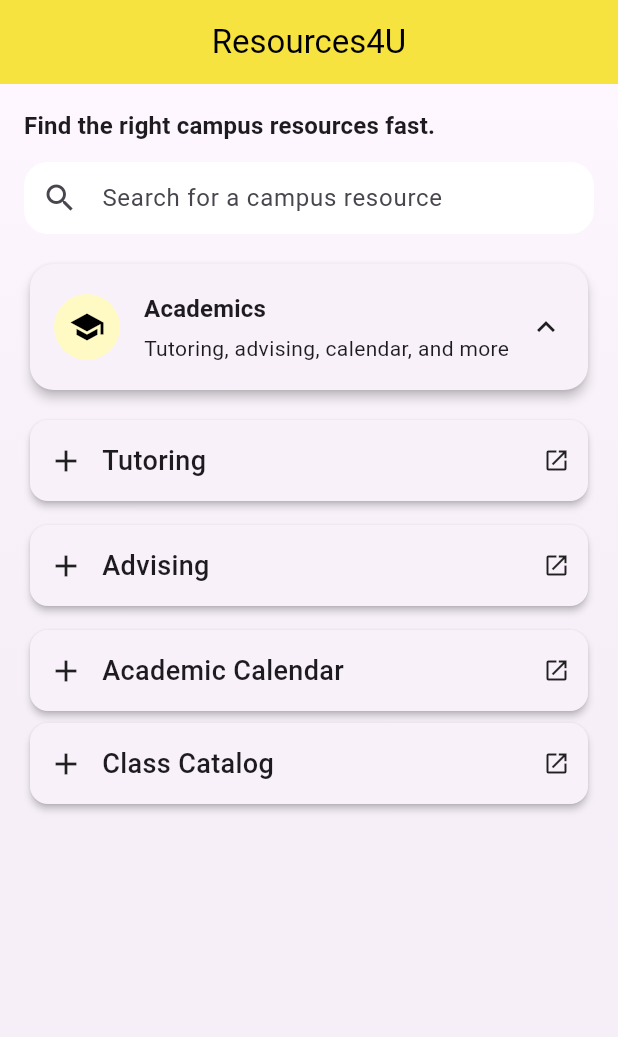
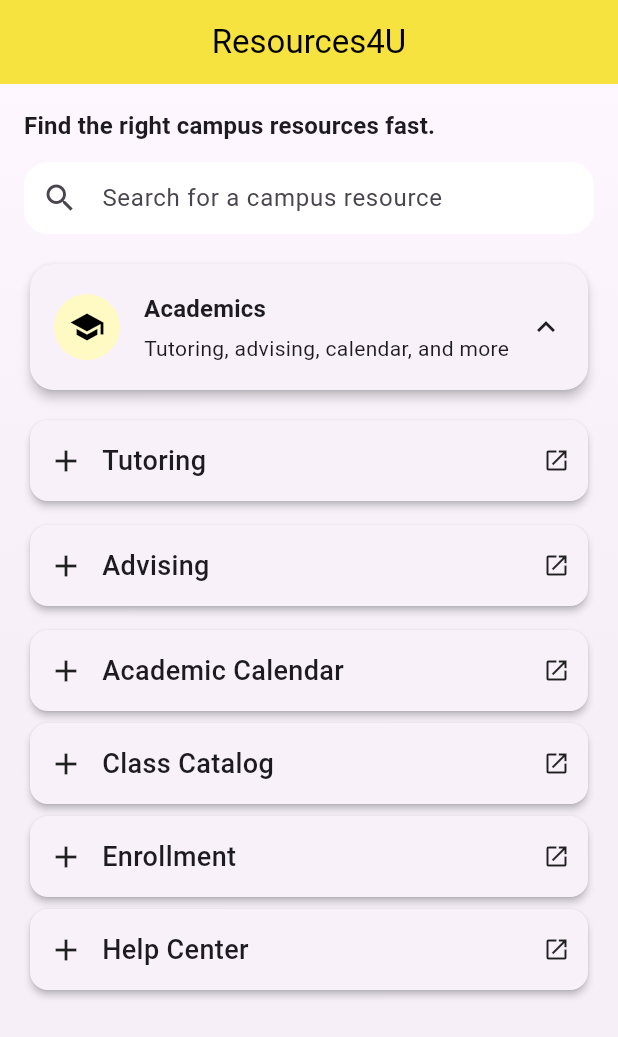
Before and after one commit to 21TN2/Beach-Circle, a Flutter app: the screen it shows after launch, after a tap on "Academics", on a phone screen of 412 x 824 dp. Shown: the top 1037 px of the screen. Run offline on Flutter 3.47's test engine with Material 3 defaults, Android fonts, the phone set to English and light mode, and no system bars.

Commit message:
Finished the rest of academic section

```diff
--- a/resource_page/lib/screens/resources_page.dart
+++ b/resource_page/lib/screens/resources_page.dart
@@ -20,6 +20,8 @@ class _ResourcesPageState extends State<ResourcesPage> {
   bool advisingOpen = false;
   bool calendarOpen = false;
   bool catalogOpen = false;
+  bool enrollmentOpen = false;
+  bool helpcenterOpen = false;
 
   //This is the current text in the search query
   String _searchQuery = '';
@@ -60,6 +62,8 @@ class _ResourcesPageState extends State<ResourcesPage> {
     const calendarUrl =
         'https://www.csulb.edu/academic-affairs/academic-affairs-calendar';
     const catalogUrl = 'http://catalog.csulb.edu/';
+    const enrollmentUrl = 'https://www.csulb.edu/enrollment-services';
+    const helpcenterUrl = 'https://www.csulb.edu/information-technology';
 
     // ---------- SEARCH MATCHES -------------------------------------
     //Check which sub-resources match the query, this is to search the resources
@@ -68,6 +72,8 @@ class _ResourcesPageState extends State<ResourcesPage> {
     final showAdvising = _matchesQuery('Advising', advisingUrl);
     final showCalendar = _matchesQuery('Academic Calendar', calendarUrl);
     final showCatalog = _matchesQuery('Class Catalog', catalogUrl);
+    final showEnrollment = _matchesQuery('Enrollment Service', enrollmentUrl);
+    final showHelpcenter = _matchesQuery('Help Center', helpcenterUrl);
 
     // Auto-expand Resource Title when searching
     final showAcademicsExpanded = academicsExpanded || _searchQuery.isNotEmpty;
@@ -450,7 +456,7 @@ class _ResourcesPageState extends State<ResourcesPage> {
                             child: Row(
                               children: [
                                 Icon(
-                                  calendarOpen ? Icons.remove : Icons.add,
+                                  catalogOpen ? Icons.remove : Icons.add,
                                   size: 24,
                                 ),
                                 const SizedBox(width: 12),
@@ -487,8 +493,135 @@ class _ResourcesPageState extends State<ResourcesPage> {
                       ],
                     ),
                   ),
+                // ------------------------  Enrollment ---------------------------------------------
+                if (showEnrollment)
+                  Card(
+                    elevation: 2,
+                    shape: RoundedRectangleBorder(
+                      borderRadius: BorderRadius.circular(12),
+                    ),
+                    child: Column(
+                      children: [
+                        InkWell(
+                          borderRadius: BorderRadius.circular(12),
+                          onTap: () {
+                            setState(() {
+                              enrollmentOpen = !enrollmentOpen;
+                            });
+                          },
+                          child: Padding(
+                            padding: const EdgeInsets.symmetric(
+                              horizontal: 12,
+                              vertical: 14,
+                            ),
+                            child: Row(
+                              children: [
+                                Icon(
+                                  enrollmentOpen ? Icons.remove : Icons.add,
+                                  size: 24,
+                                ),
+                                const SizedBox(width: 12),
+                                const Expanded(
+                                  child: Text(
+                                    'Enrollment',
+                                    style: TextStyle(
+                                      fontSize: 18,
+                                      fontWeight: FontWeight.w500,
+                                    ),
+                                  ),
+                                ),
+                                const Icon(Icons.open_in_new, size: 18),
+                              ],
+                            ),
+                          ),
+                        ),
+                        if (enrollmentOpen) ...[
+                          const Divider(height: 1),
+                          InkWell(
+                            onTap: () => _openLink(enrollmentUrl),
+                            child: const Padding(
+                              padding: EdgeInsets.all(12),
+                              child: Text(
+                                enrollmentUrl,
+                                style: TextStyle(
+                                  color: Colors.blue,
+                                  decoration: TextDecoration.underline,
+                                ),
+                              ),
+                            ),
+                          ),
+                        ],
+                      ],
+                    ),
+                  ),
+                // ------------------------ Help Center --------------------------------------------
+                if (showHelpcenter)
+                  Card(
+                    elevation: 2,
+                    shape: RoundedRectangleBorder(
+                      borderRadius: BorderRadius.circular(12),
+                    ),
+                    child: Column(
+                      children: [
+                        InkWell(
+                          borderRadius: BorderRadius.circular(12),
+                          onTap: () {
+                            setState(() {
+                              helpcenterOpen = !helpcenterOpen;
+                            });
+                          },
+                          child: Padding(
+                            padding: const EdgeInsets.symmetric(
+                              horizontal: 12,
+                              vertical: 14,
+                            ),
+                            child: Row(
+                              children: [
+                                Icon(
+                                  helpcenterOpen ? Icons.remove : Icons.add,
+                                  size: 24,
+                                ),
+                                const SizedBox(width: 12),
+                                const Expanded(
+                                  child: Text(
+                                    'Help Center',
+                                    style: TextStyle(
+                                      fontSize: 18,
+                                      fontWeight: FontWeight.w500,
+                                    ),
+                                  ),
+                                ),
+                                const Icon(Icons.open_in_new, size: 18),
+                              ],
+                            ),
+                          ),
+                        ),
+                        if (helpcenterOpen) ...[
+                          const Divider(height: 1),
+                          InkWell(
+                            onTap: () => _openLink(helpcenterUrl),
+                            child: const Padding(
+                              padding: EdgeInsets.all(12),
+                              child: Text(
+                                helpcenterUrl,
+                                style: TextStyle(
+                                  color: Colors.blue,
+                                  decoration: TextDecoration.underline,
+                                ),
+                              ),
+                            ),
+                          ),
+                        ],
+                      ],
+                    ),
+                  ),
                 //-------If resources don't show up in the search bar -------------------------------
-                if (!showTutoring && !showAdvising && !showCalendar)
+                if (!showTutoring &&
+                    !showAdvising &&
+                    !showCalendar &&
+                    !showCatalog &&
+                    !showEnrollment &&
+                    !showHelpcenter)
                   Padding(
                     padding: const EdgeInsets.only(top: 12),
                     child: Text(
```
